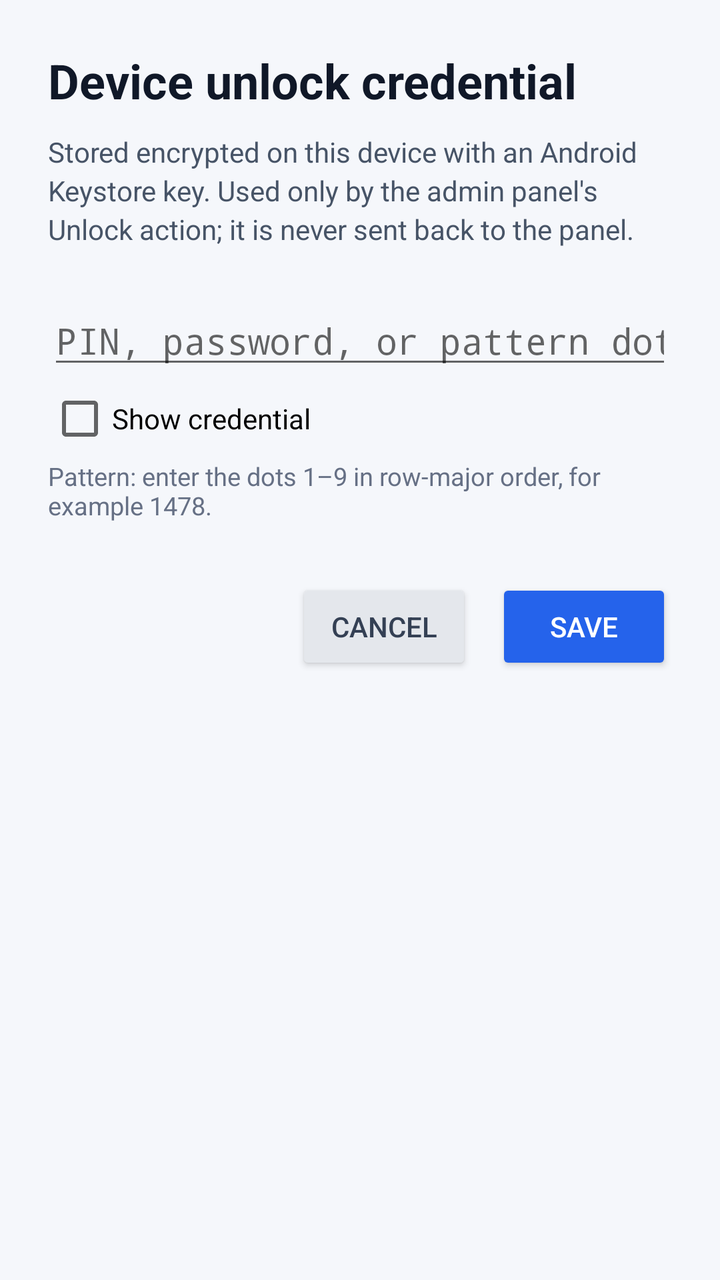
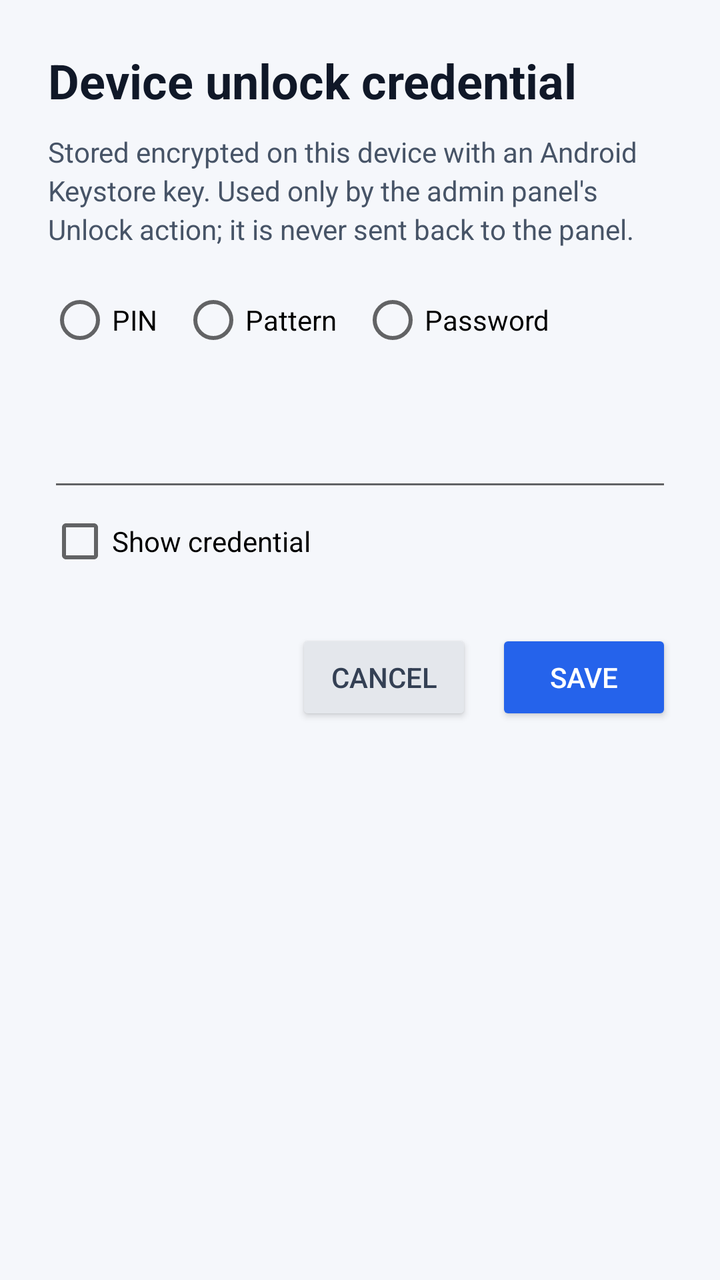

The first picture is an Android layout as it rendered before a commit; the second is the same layout after the commit. The layout source and the unified diff follow.
<!-- AndroidManifest.xml: activity theme Theme.RcAgent -->
<!-- res/layout/activity_enroll_unlock.xml -->
<?xml version="1.0" encoding="utf-8"?>
<ScrollView xmlns:android="http://schemas.android.com/apk/res/android"
    android:layout_width="match_parent"
    android:layout_height="match_parent"
    android:background="#f5f7fb"
    android:fillViewport="true">

    <LinearLayout
        android:layout_width="match_parent"
        android:layout_height="wrap_content"
        android:orientation="vertical"
        android:padding="24dp">

        <TextView
            android:layout_width="match_parent"
            android:layout_height="wrap_content"
            android:text="@string/enroll_title"
            android:textColor="#101828"
            android:textSize="24sp"
            android:textStyle="bold" />

        <TextView
            android:layout_width="match_parent"
            android:layout_height="wrap_content"
            android:layout_marginTop="10dp"
            android:lineSpacingExtra="3dp"
            android:text="@string/enroll_description"
            android:textColor="#475467"
            android:textSize="14sp" />

        <EditText
            android:id="@+id/enroll_secret"
            android:layout_width="match_parent"
            android:layout_height="wrap_content"
            android:layout_marginTop="24dp"
            android:hint="@string/enroll_hint"
            android:imeOptions="actionDone"
            android:importantForAutofill="no"
            android:inputType="textPassword"
            android:maxLength="64"
            android:singleLine="true"
            android:textSize="18sp" />

        <CheckBox
            android:id="@+id/enroll_show"
            android:layout_width="wrap_content"
            android:layout_height="wrap_content"
            android:layout_marginTop="4dp"
            android:text="@string/enroll_show" />

        <TextView
            android:layout_width="match_parent"
            android:layout_height="wrap_content"
            android:layout_marginTop="4dp"
            android:text="@string/enroll_pattern_hint"
            android:textColor="#667085"
            android:textSize="12.5sp" />

        <TextView
            android:id="@+id/enroll_error"
            android:layout_width="match_parent"
            android:layout_height="wrap_content"
            android:layout_marginTop="8dp"
            android:textColor="#b42318"
            android:textSize="13sp"
            android:visibility="gone" />

        <LinearLayout
            android:layout_width="match_parent"
            android:layout_height="wrap_content"
            android:layout_marginTop="28dp"
            android:gravity="end"
            android:orientation="horizontal">

            <Button
                android:id="@+id/enroll_cancel"
                android:layout_width="wrap_content"
                android:layout_height="wrap_content"
                android:backgroundTint="#e4e7ec"
                android:text="@string/enroll_cancel"
                android:textColor="#344054" />

            <Button
                android:id="@+id/enroll_save"
                android:layout_width="wrap_content"
                android:layout_height="wrap_content"
                android:layout_marginStart="12dp"
                android:backgroundTint="#2563eb"
                android:text="@string/enroll_save"
                android:textColor="#ffffff" />
        </LinearLayout>
    </LinearLayout>
</ScrollView>
<!-- resources referenced by this layout -->
<resources>
  <string name="enroll_cancel">Cancel</string>
  <string name="enroll_description">Stored encrypted on this device with an Android Keystore key. Used only by the admin panel\'s Unlock action; it is never sent back to the panel.</string>
  <string name="enroll_hint">PIN, password, or pattern dots</string>
  <string name="enroll_pattern_hint">Pattern: enter the dots 1–9 in row-major order, for example 1478.</string>
  <string name="enroll_save">Save</string>
  <string name="enroll_show">Show credential</string>
  <string name="enroll_title">Device unlock credential</string>
  <style name="Theme.RcAgent" parent="android:Theme.Material.Light.NoActionBar" />
</resources>

<!-- the commit's change to res/layout/activity_enroll_unlock.xml (unified diff, before → after) -->
@@ -28,33 +28,182 @@
             android:textColor="#475467"
             android:textSize="14sp" />
 
-        <EditText
-            android:id="@+id/enroll_secret"
-            android:layout_width="match_parent"
-            android:layout_height="wrap_content"
-            android:layout_marginTop="24dp"
-            android:hint="@string/enroll_hint"
-            android:imeOptions="actionDone"
-            android:importantForAutofill="no"
-            android:inputType="textPassword"
-            android:maxLength="64"
-            android:singleLine="true"
-            android:textSize="18sp" />
-
-        <CheckBox
-            android:id="@+id/enroll_show"
-            android:layout_width="wrap_content"
+        <RadioGroup
+            android:id="@+id/enroll_type_group"
+            android:layout_width="match_parent"
+            android:layout_height="wrap_content"
+            android:layout_marginTop="20dp"
+            android:orientation="horizontal">
+
+            <RadioButton
+                android:id="@+id/enroll_type_pin"
+                android:layout_width="wrap_content"
+                android:layout_height="wrap_content"
+                android:layout_marginEnd="12dp"
+                android:text="@string/enroll_type_pin" />
+
+            <RadioButton
+                android:id="@+id/enroll_type_pattern"
+                android:layout_width="wrap_content"
+                android:layout_height="wrap_content"
+                android:layout_marginEnd="12dp"
+                android:text="@string/enroll_type_pattern" />
+
+            <RadioButton
+                android:id="@+id/enroll_type_password"
+                android:layout_width="wrap_content"
+                android:layout_height="wrap_content"
+                android:text="@string/enroll_type_password" />
+        </RadioGroup>
+
+        <TextView
+            android:id="@+id/enroll_detected_hint"
+            android:layout_width="match_parent"
             android:layout_height="wrap_content"
             android:layout_marginTop="4dp"
-            android:text="@string/enroll_show" />
-
-        <TextView
-            android:layout_width="match_parent"
-            android:layout_height="wrap_content"
-            android:layout_marginTop="4dp"
-            android:text="@string/enroll_pattern_hint"
             android:textColor="#667085"
             android:textSize="12.5sp" />
+
+        <LinearLayout
+            android:id="@+id/enroll_secret_group"
+            android:layout_width="match_parent"
+            android:layout_height="wrap_content"
+            android:orientation="vertical">
+
+            <EditText
+                android:id="@+id/enroll_secret"
+                android:layout_width="match_parent"
+                android:layout_height="wrap_content"
+                android:layout_marginTop="12dp"
+                android:imeOptions="actionDone"
+                android:importantForAutofill="no"
+                android:inputType="textPassword"
+                android:maxLength="64"
+                android:singleLine="true"
+                android:textSize="18sp" />
+
+            <CheckBox
+                android:id="@+id/enroll_show"
+                android:layout_width="wrap_content"
+                android:layout_height="wrap_content"
+                android:layout_marginTop="4dp"
+                android:text="@string/enroll_show" />
+        </LinearLayout>
+
+        <LinearLayout
+            android:id="@+id/enroll_pattern_group"
+            android:layout_width="match_parent"
+            android:layout_height="wrap_content"
+            android:layout_marginTop="12dp"
+            android:orientation="vertical"
+            android:visibility="gone">
+
+            <TextView
+                android:id="@+id/enroll_pattern_sequence"
+                android:layout_width="match_parent"
+                android:layout_height="wrap_content"
+                android:text="@string/enroll_pattern_empty"
+                android:textColor="#344054"
+                android:textSize="14sp" />
+
+            <GridLayout
+                android:layout_width="match_parent"
+                android:layout_height="wrap_content"
+                android:layout_marginTop="8dp"
+                android:columnCount="3"
+                android:rowCount="3">
+
+                <Button
+                    android:id="@+id/enroll_dot_1"
+                    android:layout_width="0dp"
+                    android:layout_height="64dp"
+                    android:layout_columnWeight="1"
+                    android:layout_margin="4dp"
+                    android:text="1"
+                    android:textSize="18sp" />
+
+                <Button
+                    android:id="@+id/enroll_dot_2"
+                    android:layout_width="0dp"
+                    android:layout_height="64dp"
+                    android:layout_columnWeight="1"
+                    android:layout_margin="4dp"
+                    android:text="2"
+                    android:textSize="18sp" />
+
+                <Button
+                    android:id="@+id/enroll_dot_3"
+                    android:layout_width="0dp"
+                    android:layout_height="64dp"
+                    android:layout_columnWeight="1"
+                    android:layout_margin="4dp"
+                    android:text="3"
+                    android:textSize="18sp" />
+
+                <Button
+                    android:id="@+id/enroll_dot_4"
+                    android:layout_width="0dp"
+                    android:layout_height="64dp"
+                    android:layout_columnWeight="1"
+                    android:layout_margin="4dp"
+                    android:text="4"
+                    android:textSize="18sp" />
+
+                <Button
+                    android:id="@+id/enroll_dot_5"
+                    android:layout_width="0dp"
+                    android:layout_height="64dp"
+                    android:layout_columnWeight="1"
+                    android:layout_margin="4dp"
+                    android:text="5"
+                    android:textSize="18sp" />
+
+                <Button
+                    android:id="@+id/enroll_dot_6"
+                    android:layout_width="0dp"
+                    android:layout_height="64dp"
+                    android:layout_columnWeight="1"
+                    android:layout_margin="4dp"
+                    android:text="6"
+                    android:textSize="18sp" />
+
+                <Button
+                    android:id="@+id/enroll_dot_7"
+                    android:layout_width="0dp"
+                    android:layout_height="64dp"
+                    android:layout_columnWeight="1"
+                    android:layout_margin="4dp"
+                    android:text="7"
+                    android:textSize="18sp" />
+
+                <Button
+                    android:id="@+id/enroll_dot_8"
+                    android:layout_width="0dp"
+                    android:layout_height="64dp"
+                    android:layout_columnWeight="1"
+                    android:layout_margin="4dp"
+                    android:text="8"
+                    android:textSize="18sp" />
+
+                <Button
+                    android:id="@+id/enroll_dot_9"
+                    android:layout_width="0dp"
+                    android:layout_height="64dp"
+                    android:layout_columnWeight="1"
+                    android:layout_margin="4dp"
+                    android:text="9"
+                    android:textSize="18sp" />
+            </GridLayout>
+
+            <Button
+                android:id="@+id/enroll_pattern_clear"
+                android:layout_width="wrap_content"
+                android:layout_height="wrap_content"
+                android:layout_gravity="end"
+                android:backgroundTint="#e4e7ec"
+                android:text="@string/enroll_pattern_clear"
+                android:textColor="#344054" />
+        </LinearLayout>
 
         <TextView
             android:id="@+id/enroll_error"
<!-- resource entries referenced after the edit -->
@@ -2,11 +2,14 @@
 <resources>
   <string name="enroll_cancel">Cancel</string>
   <string name="enroll_description">Stored encrypted on this device with an Android Keystore key. Used only by the admin panel\'s Unlock action; it is never sent back to the panel.</string>
-  <string name="enroll_hint">PIN, password, or pattern dots</string>
-  <string name="enroll_pattern_hint">Pattern: enter the dots 1–9 in row-major order, for example 1478.</string>
+  <string name="enroll_pattern_clear">Clear</string>
+  <string name="enroll_pattern_empty">Tap the dots in order.</string>
   <string name="enroll_save">Save</string>
   <string name="enroll_show">Show credential</string>
   <string name="enroll_title">Device unlock credential</string>
+  <string name="enroll_type_password">Password</string>
+  <string name="enroll_type_pattern">Pattern</string>
+  <string name="enroll_type_pin">PIN</string>
   <style name="Theme.RcAgent" parent="android:Theme.Material.Light.NoActionBar" />
 </resources>
 
